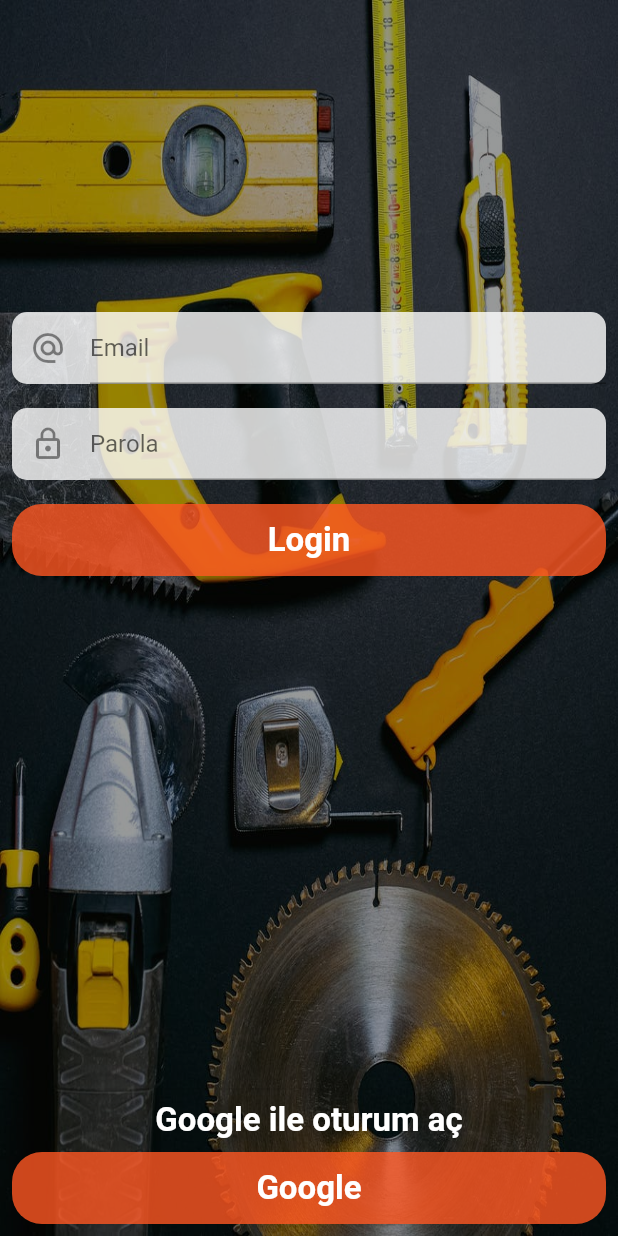
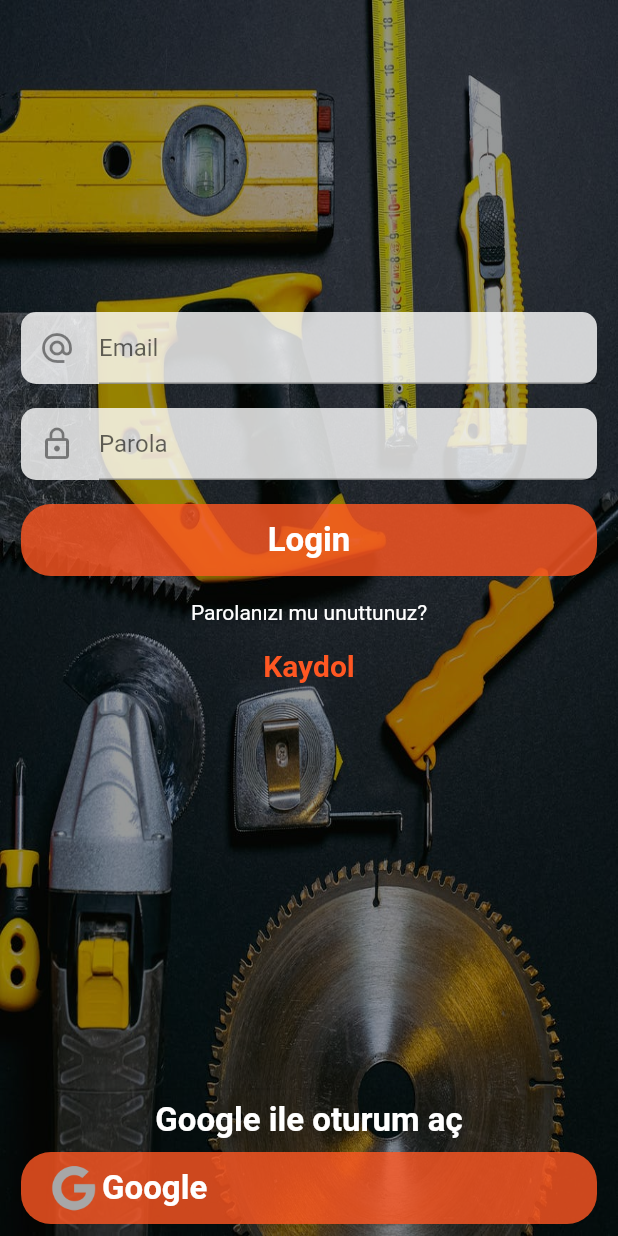
Before and after one commit to gkcayci/ToolRentalApp, a Flutter app: the screen it shows after launch, on a phone screen of 412 x 824 dp. Run offline on Flutter 3.47's test engine with Material 2 defaults, Android fonts, the phone set to English and light mode, and no system bars; our stand-ins replace carousel_pro, cloud_firestore, firebase_auth, firebase_core, fluttertoast, google_sign_in and 1 more; accounts and stored records are empty.

Commit message:
register screen

```diff
--- a/lib/pages/login.dart
+++ b/lib/pages/login.dart
@@ -5,6 +5,7 @@ import 'package:fluttertoast/fluttertoast.dart';
 import 'package:google_sign_in/google_sign_in.dart';
 import 'package:shared_preferences/shared_preferences.dart';
 import '../pages/homePage.dart';
+import 'package:avadanlik/pages/signup.dart';
 
 class Login extends StatefulWidget {
   @override
@@ -113,7 +114,7 @@ class _LoginState extends State<Login> {
                 child: Column(
                   children: <Widget>[
                     Padding(
-                      padding: const EdgeInsets.all(8.0),
+                      padding: const EdgeInsets.fromLTRB(14.0, 8.0, 14.0, 8.0),
                       child: Material(
                         borderRadius: BorderRadius.circular(10.0),
                         color: Colors.white.withOpacity(0.8),
@@ -142,7 +143,7 @@ class _LoginState extends State<Login> {
                       ),
                     ),
                     Padding(
-                      padding: const EdgeInsets.all(8.0),
+                      padding: const EdgeInsets.fromLTRB(14.0, 8.0, 14.0, 8.0),
                       child: Material(
                         borderRadius: BorderRadius.circular(10.0),
                         color: Colors.white.withOpacity(0.8),
@@ -168,7 +169,7 @@ class _LoginState extends State<Login> {
                       ),
                     ),
                     Padding(
-                      padding: const EdgeInsets.all(8.0),
+                      padding: const EdgeInsets.fromLTRB(14.0, 8.0, 14.0, 8.0),
                       child: Material(
                         borderRadius: BorderRadius.circular(20.0),
                         color: Colors.deepOrange.withOpacity(0.8),
@@ -187,6 +188,33 @@ class _LoginState extends State<Login> {
                         ),
                       ),
                     ),
+                    Padding(
+                      padding: const EdgeInsets.all(8.0),
+                      child: Text("Parolanızı mu unuttunuz?",
+                          textAlign: TextAlign.center,
+                          style: TextStyle(
+                            color: Colors.white,
+                          )),
+                    ),
+                    Padding(
+                      padding: const EdgeInsets.all(8.0),
+                      child: InkWell(
+                        onTap: () {
+                          Navigator.push(
+                              context,
+                              MaterialPageRoute(
+                                  builder: (context) => SignUp()));
+                        },
+                        child: Text(
+                          "Kaydol",
+                          textAlign: TextAlign.center,
+                          style: TextStyle(
+                              color: Colors.deepOrange,
+                              fontSize: 20.0,
+                              fontWeight: FontWeight.bold),
+                        ),
+                      ),
+                    ),
                     Expanded(child: Container()),
                     Divider(),
                     Text(
@@ -198,7 +226,7 @@ class _LoginState extends State<Login> {
                           fontSize: 22.0),
                     ),
                     Padding(
-                      padding: const EdgeInsets.all(8.0),
+                      padding: const EdgeInsets.fromLTRB(14.0, 8.0, 14.0, 8.0),
                       child: Material(
                         borderRadius: BorderRadius.circular(20.0),
                         color: Colors.deepOrange.withOpacity(0.8),
@@ -208,13 +236,25 @@ class _LoginState extends State<Login> {
                             handleSignIn();
                           },
                           minWidth: MediaQuery.of(context).size.width,
-                          child: Text(
+                          child: Row(
+                            children: <Widget>[
+                              Padding(
+                                padding: const EdgeInsets.all(4.0),
+                                child: Image.asset(
+                                  "images/google.png",
+                                  width: 30.0,
+                                  height: 30.0,
+                                ),
+                              ),
+                              Text(
                                 "Google",
                                 textAlign: TextAlign.center,
                                 style: TextStyle(
                                     color: Colors.white,
                                     fontWeight: FontWeight.bold,
                                     fontSize: 22.0),
+                              ),
+                            ],
                           ),
                         ),
                       ),
--- a/pubspec.yaml
+++ b/pubspec.yaml
@@ -66,6 +66,10 @@ flutter:
       - images/r6.jpg
 
       - images/back.jpeg
+
+      - images/google.png
+
+      - images/logo.png
 
       - images/categories/akülü vidalamalar.png
       - images/categories/basınçlı yıkama makineleri.png
```
Also changed, not shown: lib/pages/signup.dart (added, +270 -0 lines), images/google.png (added), images/logo.png (added), pubspec.lock. Lines whose indentation alone changed are shown as unchanged.
